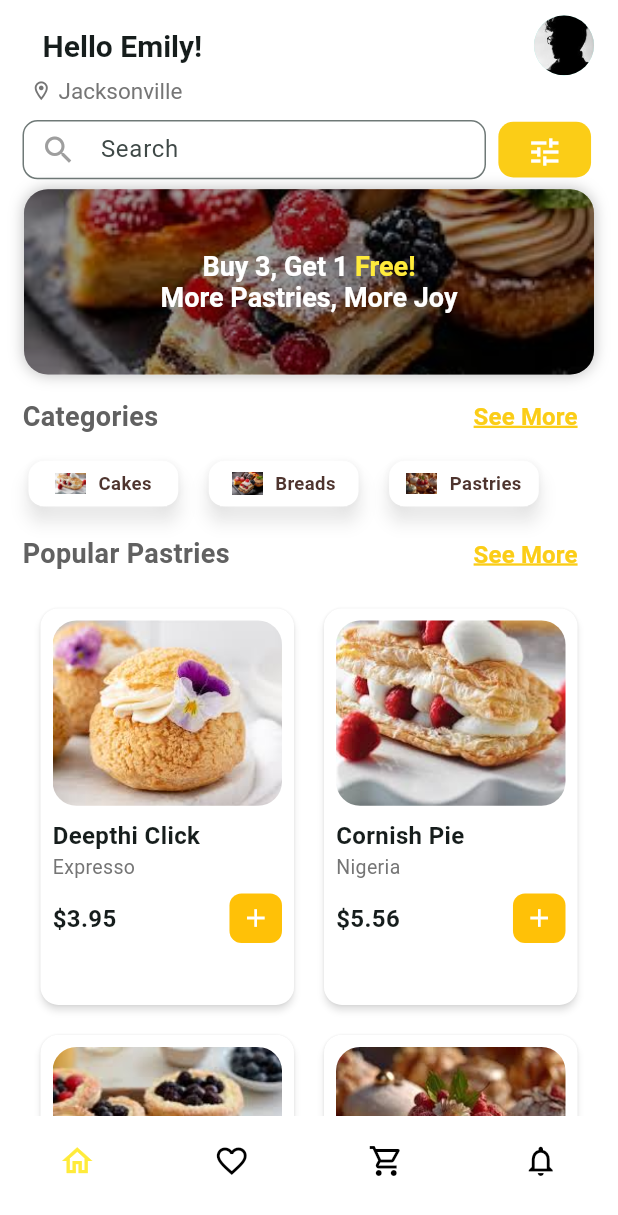
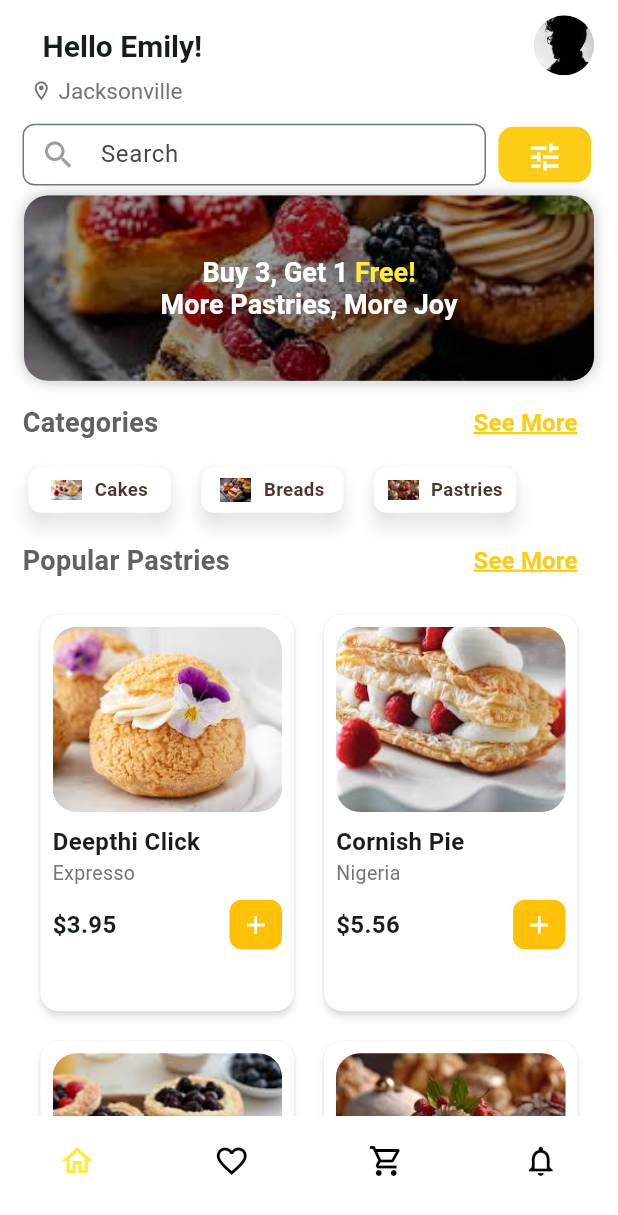
Before and after one commit to OBEDTITUS/Pastries_App, a Flutter app: the screen it shows after launch, after a tap on "Login", on a phone screen of 412 x 824 dp. Shown: the top 1215 px of the screen. Run offline on Flutter 3.47's test engine with Material 3 defaults, Android fonts, the phone set to English and light mode, and no system bars.

Commit message:
Initial commit

```diff
--- a/lib/components.dart/categorycard.dart
+++ b/lib/components.dart/categorycard.dart
@@ -12,13 +12,13 @@ class CategoryCard extends StatelessWidget {
       color: Colors.white,
       elevation: 5,
       shadowColor: Colors.white,
-      shape: RoundedRectangleBorder(borderRadius: BorderRadius.circular(10)),
+      shape: RoundedRectangleBorder(borderRadius: BorderRadius.circular(8)),
       child: Container(
         margin: EdgeInsets.symmetric(
           horizontal: MediaQuery.of(context).size.width * 0.018,
         ),
         height: 30,
-        width: 85,
+        width: 80,
         decoration: BoxDecoration(
           color: Colors.white,
           boxShadow: [BoxShadow(color: Colors.white, blurRadius: 10)],
--- a/lib/components.dart/newtextbutton.dart
+++ b/lib/components.dart/newtextbutton.dart
@@ -14,7 +14,7 @@ class Newtextbutton extends StatelessWidget {
   Widget build(BuildContext context) {
     return TextButton(
       style: TextButton.styleFrom(
-        padding: EdgeInsets.symmetric(horizontal: 16, vertical: 15),
+        padding: EdgeInsets.symmetric(horizontal: 16, vertical: 12),
         backgroundColor: Colors.transparent,
         shape: RoundedRectangleBorder(
           borderRadius: BorderRadius.circular(8),
--- a/lib/data/dropdownofflags.dart
+++ b/lib/data/dropdownofflags.dart
@@ -15,7 +15,7 @@ class _DropDownWithFlagsState extends State<DropDownWithFlags> {
       children: [
         SizedBox(
           width: MediaQuery.of(context).size.width * 0.24,
-          height: MediaQuery.of(context).size.height * 0.06,
+          height: MediaQuery.of(context).size.height * 0.07,
 
           child: Container(
             decoration: BoxDecoration(
--- a/lib/pages/home_page.dart
+++ b/lib/pages/home_page.dart
@@ -34,6 +34,34 @@ class HomePage extends StatelessWidget {
       "title": "French Croissant",
       "subtitle": "Breakfast",
       "price": 4.50,
+      //"onAdd": () {},
+    },
+    {
+      "image": "lib/assets/pastries2.jpeg",
+      "title": "Chocolate Cake",
+      "subtitle": "Dessert",
+      "price": 7.25,
+      //"onAdd": () {},
+    },
+    {
+      "image": "lib/assets/pastries5.jpeg",
+      "title": "Deepthi Click",
+      "subtitle": "Expresso",
+      "price": 3.95,
+      //"onAdd": () {},
+    },
+    {
+      "image": "lib/assets/pastries4.jpeg",
+      "title": "American Pie",
+      "subtitle": "Dessert",
+      "price": 9.50,
+      //"onAdd": () {},
+    },
+    {
+      "image": "lib/assets/pastries1.jpeg",
+      "title": "Cornish Pie",
+      "subtitle": "Nigeria",
+      "price": 5.56,
       //"onAdd": () {},
     },
   ];
@@ -89,24 +117,29 @@ class HomePage extends StatelessWidget {
         body: SingleChildScrollView(
           scrollDirection: Axis.vertical,
           child: Padding(
-            padding: const EdgeInsets.only(left: 15.0, right: 15.0),
+            padding: const EdgeInsets.only(left: 15.0, right: 15.0, top: 2.5),
             child: Column(
               children: [
                 Row(
                   children: [
                     SizedBox(
-                      height: MediaQuery.of(context).size.height * 0.048,
+                      height: MediaQuery.of(context).size.height * 0.05,
                       width: MediaQuery.of(context).size.width * 0.75,
+                      child: Center(
                         child: TextField(
                           decoration: InputDecoration(
                             border: OutlineInputBorder(
-                            borderRadius: BorderRadius.circular(10),
-                            borderSide: BorderSide(color: Colors.grey.shade400),
+                              borderRadius: BorderRadius.circular(8),
+                              borderSide: BorderSide(
+                                color: Colors.grey.shade400,
+                              ),
                             ),
                             labelText: 'Search',
                             prefixIcon: Icon(
                               Icons.search,
                               color: Colors.grey[500],
+                              //size: 10,
+                            ),
                           ),
                         ),
                       ),
```
Lines whose indentation alone changed are shown as unchanged.
